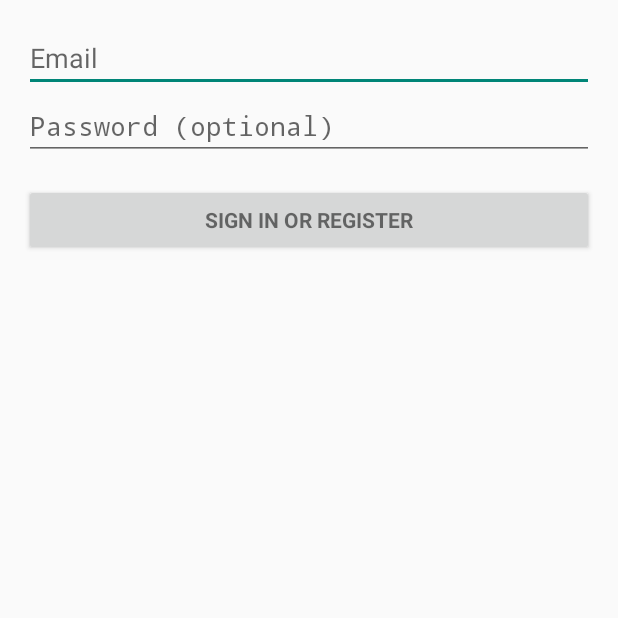
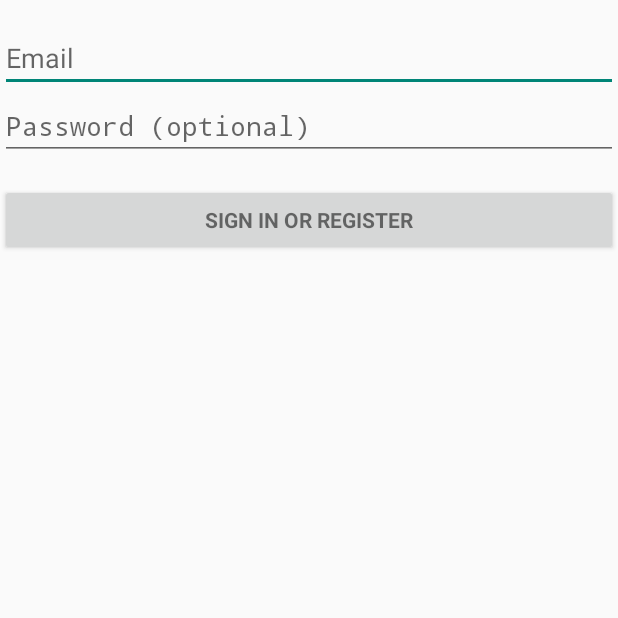
Before and after one commit to eltontian/Networkz, an Android app: the LoginActivity screen opened directly, with no data from a screen before it, on a phone screen of 412 x 824 dp, the top half of it. Run offline under Robolectric (Android 15) with nearby library versions, the light colour scheme and no system bars; 2 statements that could not run were skipped.

Commit message:
Fix imls

```diff
--- a/Android-Network/app/build.gradle
+++ b/Android-Network/app/build.gradle
@@ -5,7 +5,7 @@ android {
     buildToolsVersion "21.1.2"
 
     defaultConfig {
-        applicationId "elton.networker"
+        applicationId "baesquad.networker"
         minSdkVersion 18
         targetSdkVersion 21
         versionCode 1
--- a/Android-Network/app/src/main/res/layout/activity_login.xml
+++ b/Android-Network/app/src/main/res/layout/activity_login.xml
@@ -2,8 +2,6 @@
     xmlns:tools="http://schemas.android.com/tools" android:layout_width="match_parent"
     android:layout_height="match_parent" android:gravity="center_horizontal"
     android:orientation="vertical" android:paddingBottom="@dimen/activity_vertical_margin"
-    android:paddingLeft="@dimen/activity_horizontal_margin"
-    android:paddingRight="@dimen/activity_horizontal_margin"
     android:paddingTop="@dimen/activity_vertical_margin" tools:context=".LoginActivity">
 
     <!-- Login progress -->
@@ -14,8 +12,11 @@
     <ScrollView android:id="@+id/login_form" android:layout_width="match_parent"
         android:layout_height="match_parent">
 
-        <LinearLayout android:id="@+id/email_login_form" android:layout_width="match_parent"
-            android:layout_height="wrap_content" android:orientation="vertical">
+        <LinearLayout android:id="@+id/email_login_form"
+            android:layout_width="match_parent"
+            android:layout_height="wrap_content"
+            android:orientation="vertical"
+            >
 
             <AutoCompleteTextView android:id="@+id/email" android:layout_width="match_parent"
                 android:layout_height="wrap_content" android:hint="@string/prompt_email"
```
Also changed, not shown: 2 other files.
